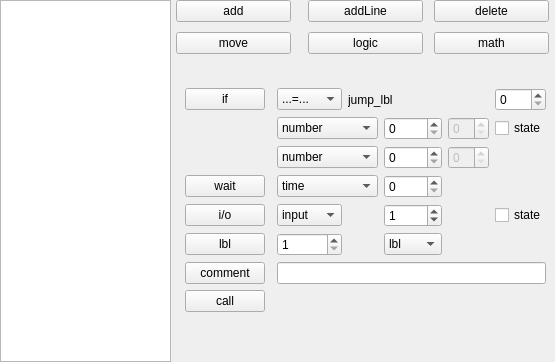
graffiitt/hamster_gui, file src/ProgEditorWidget/programmeditorwidget.ui: the form before one commit.
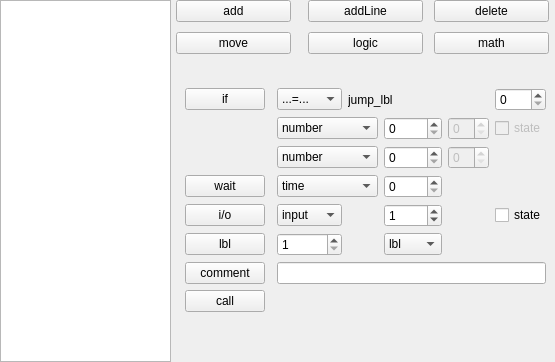
The form after the commit.

```diff
--- a/src/ProgEditorWidget/programmeditorwidget.ui
+++ b/src/ProgEditorWidget/programmeditorwidget.ui
@@ -361,6 +361,9 @@
        </item>
        <item row="2" column="6">
         <widget class="QCheckBox" name="ifIOstate">
+         <property name="enabled">
+          <bool>false</bool>
+         </property>
          <property name="text">
           <string>state</string>
          </property>
```
